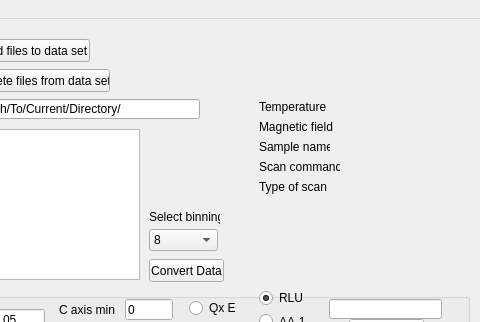
Above: MJOLNIR_GUI_ui.ui from MJOLNIRPackage/MJOLNIR-GUI before the change; both pictures show x 151 to 631 and y 0 to 322 of the 631 by 886 pixel window. Below: the same form after it.
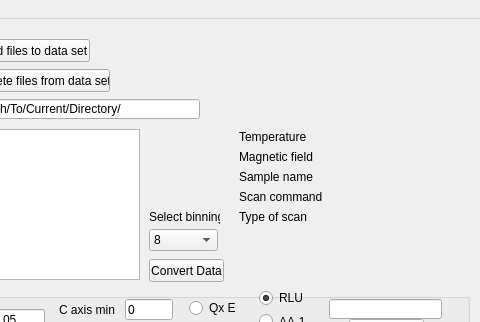
That is the form after the change.

Commit message:
The DataFileLabels have been extended in width to 220
This is indeed >200 as requested

```diff
--- a/MJOLNIR_GUI_ui.ui
+++ b/MJOLNIR_GUI_ui.ui
@@ -1088,9 +1088,9 @@
    <widget class="QLabel" name="DataSet_Temperature_label">
     <property name="geometry">
      <rect>
-      <x>410</x>
-      <y>80</y>
-      <width>71</width>
+      <x>390</x>
+      <y>110</y>
+      <width>220</width>
       <height>16</height>
      </rect>
     </property>
@@ -1101,9 +1101,9 @@
    <widget class="QLabel" name="DataSet_MagneticField_label">
     <property name="geometry">
      <rect>
-      <x>410</x>
-      <y>100</y>
-      <width>81</width>
+      <x>390</x>
+      <y>130</y>
+      <width>220</width>
       <height>16</height>
      </rect>
     </property>
@@ -1114,9 +1114,9 @@
    <widget class="QLabel" name="DataSet_SampleName_label">
     <property name="geometry">
      <rect>
-      <x>410</x>
-      <y>120</y>
-      <width>71</width>
+      <x>390</x>
+      <y>150</y>
+      <width>220</width>
       <height>16</height>
      </rect>
     </property>
@@ -1127,9 +1127,9 @@
    <widget class="QLabel" name="DataSet_ScanCommand_label">
     <property name="geometry">
      <rect>
-      <x>410</x>
-      <y>140</y>
-      <width>81</width>
+      <x>390</x>
+      <y>170</y>
+      <width>220</width>
       <height>16</height>
      </rect>
     </property>
@@ -1140,9 +1140,9 @@
    <widget class="QLabel" name="DataSet_ScanType_label">
     <property name="geometry">
      <rect>
-      <x>410</x>
-      <y>160</y>
-      <width>81</width>
+      <x>390</x>
+      <y>190</y>
+      <width>220</width>
       <height>16</height>
      </rect>
     </property>
```
The commit also changes 1 other file.
